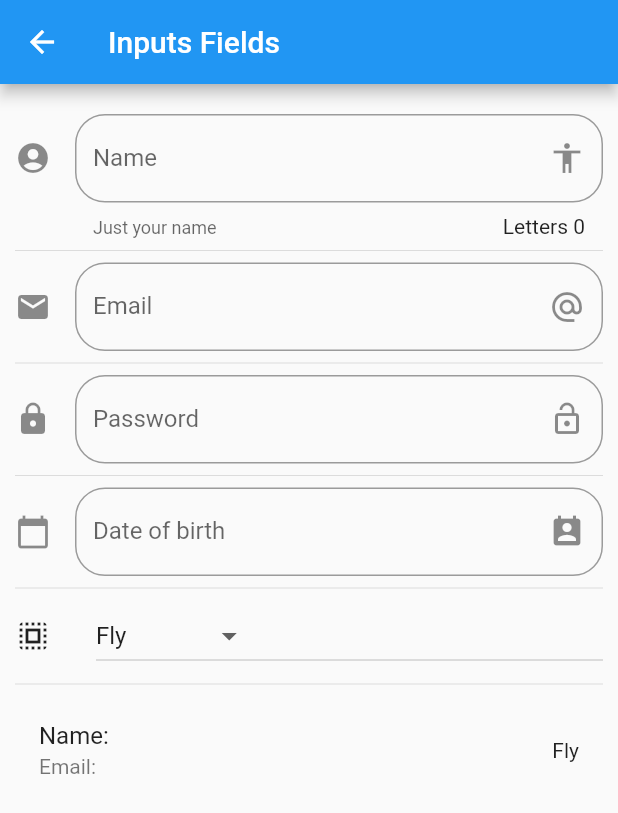
After one commit to NepCode/components_app, a Flutter app: the screen it shows after launch, after a tap on "Inputs", on a phone screen of 412 x 824 dp. The commit adds this screen. Shown: the top 813 px of the screen. Run offline on Flutter 3.47's test engine with Material 2 defaults, Android fonts, the phone set to English and light mode, and no system bars; network calls fail.

Commit message:
inputs added

```diff
--- a/data/menu_opts.json
+++ b/data/menu_opts.json
@@ -20,6 +20,21 @@
             "route" : "animatedContainer",
             "icon" : "donut_large",
             "text": "Animated Container"
+        },
+        {
+            "route" : "inputs",
+            "icon" : "input",
+            "text": "Inputs"
+        },
+        {
+            "route" : "slider",
+            "icon" : "tune",
+            "text": "Slider - Checks"
+        },
+        {
+            "route" : "list",
+            "icon" : "list",
+            "text": "Listas y Scroll"
         }
     ]
 }
--- a/lib/main.dart
+++ b/lib/main.dart
@@ -1,4 +1,6 @@
 import 'package:flutter/material.dart';
+import 'package:flutter_localizations/flutter_localizations.dart';
+
 import 'package:flutter_app_components/src/pages/alert_page.dart';
 import 'package:flutter_app_components/src/pages/home_temp.dart';
 import 'package:flutter_app_components/src/routes/routes.dart';
@@ -12,6 +14,14 @@ class MyApp extends StatelessWidget {
     return MaterialApp(
       title: 'Components',
       debugShowCheckedModeBanner: false,
+      localizationsDelegates: [
+        GlobalMaterialLocalizations.delegate,
+        GlobalWidgetsLocalizations.delegate,
+      ],
+      supportedLocales: [
+        const Locale('en', 'US'), // English
+        const Locale('es', 'ES'),
+      ],
       theme: ThemeData(
         primarySwatch: Colors.blue,
       ),
--- a/lib/src/pages/home_page.dart
+++ b/lib/src/pages/home_page.dart
@@ -32,8 +32,8 @@ class HomePage extends StatelessWidget {
       future: menuProvider.loadData(),
       initialData: [],
       builder: (BuildContext context, AsyncSnapshot<List<dynamic>> snapshot) {
-        print('builder');
-        print(snapshot.data);
+        //print('builder');
+        //print(snapshot.data);
         return  ListView(
           children: _listItems( snapshot.data, context),
         );
--- /dev/null
+++ b/lib/src/pages/input_page.dart
@@ -0,0 +1,215 @@
+import 'dart:math';
+
+import 'package:flutter/material.dart';
+
+
+
+class InputPage extends StatefulWidget {
+  @override
+  _InputPageState createState() => _InputPageState();
+}
+
+class _InputPageState extends State<InputPage> {
+
+  String _name = '';
+  String _email  = '';
+  String _password  = '';
+  String _date  = '';
+
+  String _selectedOption = 'Fly';
+
+  List<String> _powers = ['Fly', 'X Rays', 'Fire Breath', 'Strength'];
+
+  TextEditingController _inputFieldDateController = new TextEditingController();
+
+  @override
+  Widget build(BuildContext context) {
+    return Scaffold(
+      appBar: AppBar(
+        title: Text('Inputs Fields'),
+      ),
+      body: ListView(
+        padding: EdgeInsets.symmetric(horizontal: 10.0, vertical: 20.0),
+        children: <Widget>[
+          _createInput(),
+          Divider(),
+          _createEmail(),
+          Divider(),
+          _createPassword(),
+          Divider(),
+          _createDate( context ),
+          Divider(),
+          _createDropdown(),
+          Divider(),
+          _createPersona()
+        ],
+      ),
+    );
+  }
+
+  Widget _createInput() {
+
+    return TextField(
+      // autofocus: true,
+      textCapitalization: TextCapitalization.sentences,
+      decoration: InputDecoration(
+          border: OutlineInputBorder(
+              borderRadius: BorderRadius.circular(20.0)
+          ),
+          counter: Text('Letters ${ _name.length }'),
+          hintText: 'Name',
+          labelText: 'Name',
+          helperText: 'Just your name',
+          suffixIcon: Icon( Icons.accessibility ),
+          icon: Icon( Icons.account_circle )
+      ),
+      onChanged: (valor){
+        setState(() {
+          _name = valor;
+        });
+      },
+    );
+
+  }
+
+  Widget _createEmail() {
+
+    return TextField(
+        keyboardType: TextInputType.emailAddress,
+        decoration: InputDecoration(
+            border: OutlineInputBorder(
+                borderRadius: BorderRadius.circular(20.0)
+            ),
+            hintText: 'Email',
+            labelText: 'Email',
+            suffixIcon: Icon( Icons.alternate_email ),
+            icon: Icon( Icons.email )
+        ),
+        onChanged: (valor) =>setState(() {
+          _email = valor;
+        })
+    );
+
+  }
+
+  Widget _createPassword(){
+
+    return TextField(
+        obscureText: true,
+        decoration: InputDecoration(
+            border: OutlineInputBorder(
+                borderRadius: BorderRadius.circular(20.0)
+            ),
+            hintText: 'Password',
+            labelText: 'Password',
+            suffixIcon: Icon( Icons.lock_open ),
+            icon: Icon( Icons.lock )
+        ),
+        onChanged: (valor) =>setState(() {
+          _password = valor;
+        })
+    );
+
+  }
+
+
+  Widget _createDate( BuildContext context ) {
+
+    return TextField(
+      enableInteractiveSelection: false,
+      controller: _inputFieldDateController,
+      decoration: InputDecoration(
+          border: OutlineInputBorder(
+              borderRadius: BorderRadius.circular(20.0)
+          ),
+          hintText: 'Date of birth',
+          labelText: 'Date of birth',
+          suffixIcon: Icon( Icons.perm_contact_calendar ),
+          icon: Icon( Icons.calendar_today )
+      ),
+      onTap: (){
+
+        FocusScope.of(context).requestFocus(new FocusNode());
+        _selectDate( context );
+
+      },
+    );
+
+  }
+
+  _selectDate(BuildContext context) async {
+
+    DateTime picked = await showDatePicker(
+        context: context,
+        initialDate: new DateTime.now(),
+        firstDate: new DateTime(1920),
+        lastDate: new DateTime(2025),
+        locale: Locale('es', 'ES')
+    );
+    print(picked);
+    if ( picked != null ) {
+      setState(() {
+        _date = picked.toString();
+        _inputFieldDateController.text = _date;
+      });
+    }
+
+  }
+
+  List<DropdownMenuItem<String>> getOptionsDropdown() {
+
+    List<DropdownMenuItem<String>> list = new List();
+
+    _powers.forEach( (power){
+
+      list.add( DropdownMenuItem(
+        child: Text(power),
+        value: power,
+      ));
+
+    });
+
+    return list;
+
+  }
+
+  Widget _createDropdown() {
+
+    return Row(
+      children: <Widget>[
+        Icon(Icons.select_all),
+        SizedBox(width: 30.0),
+        Expanded(
+          child: DropdownButton(
+            value: _selectedOption,
+            items: getOptionsDropdown(),
+            onChanged: (opt) {
+              setState(() {
+                _selectedOption = opt;
+              });
+            },
+          ),
+        )
+
+      ],
+    );
+
+
+
+
+
+  }
+
+
+
+  Widget _createPersona() {
+
+    return ListTile(
+      title: Text('Name: $_name'),
+      subtitle: Text('Email: $_email'),
+      trailing: Text(_selectedOption),
+    );
+
+  }
+
+}
--- a/lib/src/routes/routes.dart
+++ b/lib/src/routes/routes.dart
@@ -4,6 +4,7 @@ import 'package:flutter_app_components/src/pages/animated_container.dart';
 import 'package:flutter_app_components/src/pages/avatar_page.dart';
 import 'package:flutter_app_components/src/pages/card_page.dart';
 import 'package:flutter_app_components/src/pages/home_page.dart';
+import 'package:flutter_app_components/src/pages/input_page.dart';
 
 
 Map<String, WidgetBuilder> getApplicationRoutes(){
@@ -14,7 +15,10 @@ Map<String, WidgetBuilder> getApplicationRoutes(){
     'alert' : (BuildContext context) => AlertPage(),
     'avatar' : (BuildContext context) => AvatarPage(),
     'card' : (BuildContext context) => CardPage(),
-    'animatedContainer' : (BuildContext context) => AnimatedContainerPage()
+    'animatedContainer' : (BuildContext context) => AnimatedContainerPage(),
+    'inputs' : ( BuildContext context ) => InputPage(),
+    /*'slider' : ( BuildContext context ) => SliderPage(),
+    'list'   : ( BuildContext context ) => ListaPage(),*/
   };
 
 
--- a/pubspec.yaml
+++ b/pubspec.yaml
@@ -26,6 +26,9 @@ dependencies:
 
 dev_dependencies:
   flutter_test:
+    sdk: flutter
+
+  flutter_localizations:
     sdk: flutter
 
 
```
Also changed, not shown: lib/src/pages/list_page.dart (added), lib/src/pages/slider_page.dart (added), pubspec.lock.
